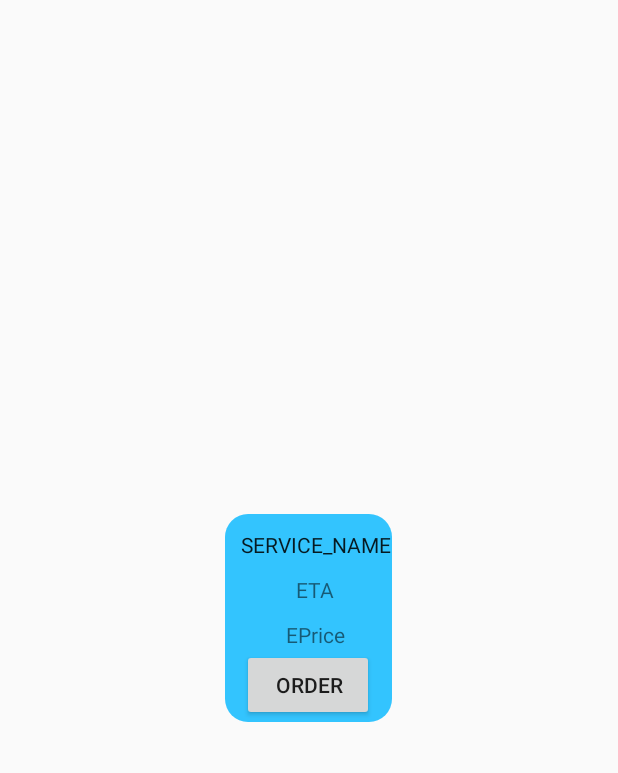
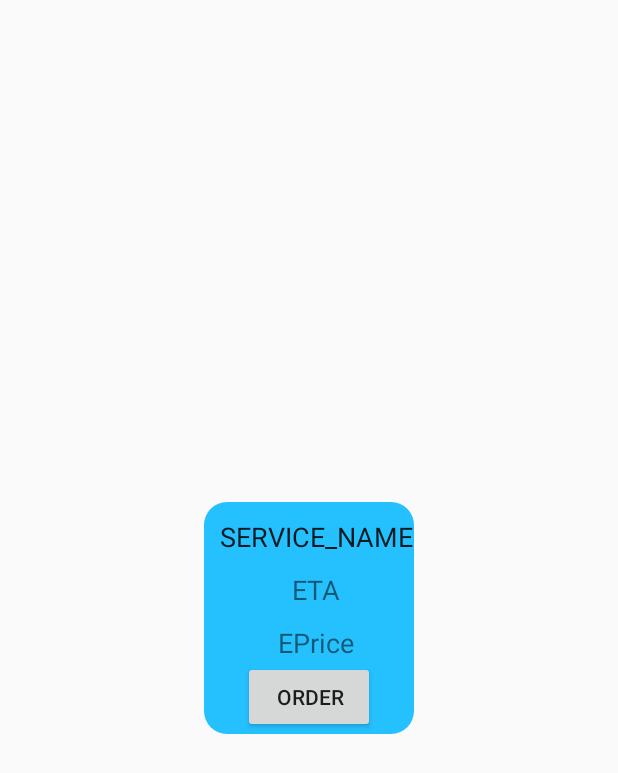
Before and after one commit to Demosthen/TA-L, an Android app: the layout service_summary.xml on its own in the app's theme, with its tools: preview values and no code run, on a phone screen of 412 x 824 dp. Shown: the top 773 px of the screen. Run offline under Robolectric (Android 15) with nearby library versions, the phone set to English and light mode, and no system bars.

Commit message:
minor color change

```diff
--- a/app/src/main/res/drawable/rounded_corner.xml
+++ b/app/src/main/res/drawable/rounded_corner.xml
@@ -1,7 +1,7 @@
 <?xml version="1.0" encoding="utf-8"?>
 <shape xmlns:android="http://schemas.android.com/apk/res/android" >
 
-    <solid android:color="#CB00B7FF" />
+    <solid android:color="#D900B7FF" />
 
     <padding
         android:left="1dp"
--- a/app/src/main/res/layout/service_summary.xml
+++ b/app/src/main/res/layout/service_summary.xml
@@ -18,13 +18,13 @@
             android:id="@+id/service_name"
             android:layout_width="wrap_content"
             android:layout_height="wrap_content"
-            android:layout_alignParentTop="true"
             android:layout_centerHorizontal="true"
             android:paddingLeft="10dp"
             android:paddingTop="10dp"
             android:paddingBottom="5dp"
             android:text="SERVICE_NAME"
-            android:textAppearance="@style/TextAppearance.AppCompat.Body1" />
+            android:textAppearance="@style/TextAppearance.AppCompat.Body1"
+            android:textSize="18sp" />
 
         <TextView
             android:id="@+id/ETA"
@@ -35,7 +35,8 @@
             android:paddingLeft="10dp"
             android:paddingTop="5dp"
             android:paddingBottom="5dp"
-            android:text="ETA" />
+            android:text="ETA"
+            android:textSize="18sp" />
 
         <TextView
             android:id="@+id/EP"
@@ -45,7 +46,8 @@
             android:layout_centerHorizontal="true"
             android:paddingLeft="10dp"
             android:paddingTop="5dp"
-            android:text="EPrice" />
+            android:text="EPrice"
+            android:textSize="18sp" />
 
         <Button
             android:id="@+id/order"
```
